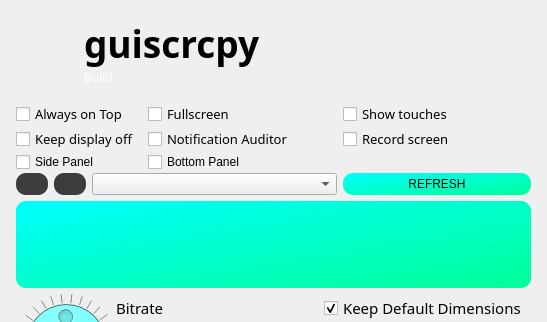
First picture: the form in guiscrcpy/ui/mainwindow.ui, repository srevinsaju/guiscrcpy, before the edit; both pictures show x 0 to 547 and y 0 to 322 of the 547 by 549 pixel window.
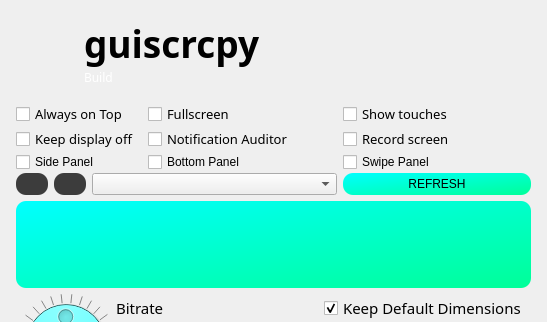
Second picture: the form after the edit. Icons and pictures are not drawn.

Commit message: Make Swipe UX optional

```diff
--- a/guiscrcpy/ui/mainwindow.ui
+++ b/guiscrcpy/ui/mainwindow.ui
@@ -552,6 +552,13 @@
            </property>
           </widget>
          </item>
+         <item row="2" column="5">
+          <widget class="QCheckBox" name="check_swipe_panel">
+           <property name="text">
+            <string>Swipe Panel</string>
+           </property>
+          </widget>
+         </item>
         </layout>
        </item>
        <item>
```
The commit also changes 2 other files.
